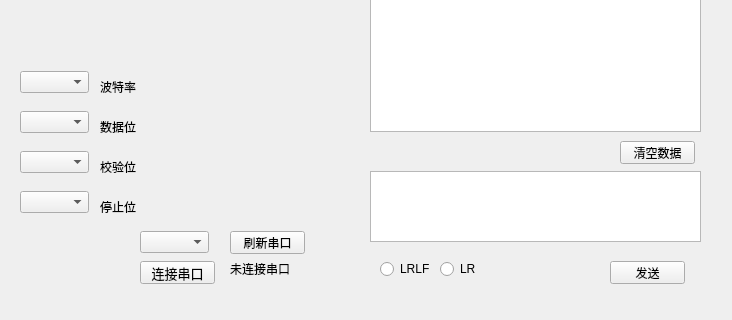
Old version of the form qtproj/widget.ui in the repository Fboxtt/qt_proj; both pictures show x 0 to 732 and y 179 to 499 of the 732 by 499 pixel window.
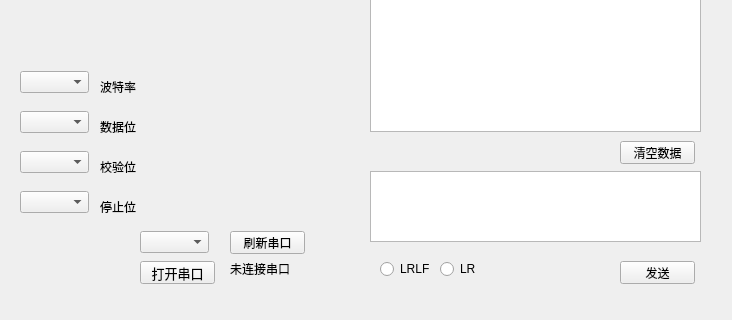
New version of the form.

Commit message: 增加打开串口

The edit to the form file:
```diff
--- a/qtproj/widget.ui
+++ b/qtproj/widget.ui
@@ -29,7 +29,7 @@
     </font>
    </property>
    <property name="text">
-    <string>连接串口</string>
+    <string>打开串口</string>
    </property>
   </widget>
   <widget class="QRadioButton" name="radioButton">
@@ -104,7 +104,7 @@
   <widget class="QPushButton" name="sendBox">
    <property name="geometry">
     <rect>
-     <x>610</x>
+     <x>620</x>
      <y>440</y>
      <width>75</width>
      <height>23</height>
```
The commit also changes 2 other files.
